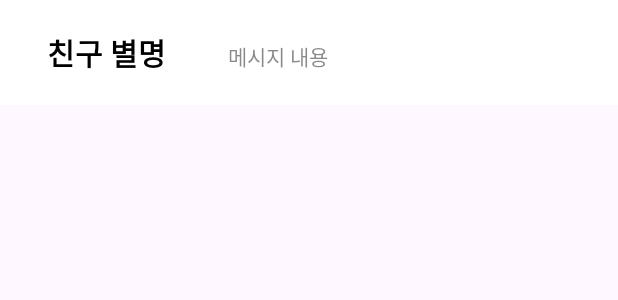
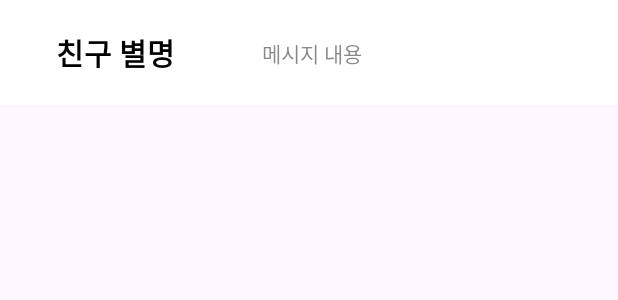
Before and after one commit to MINJI42/Guru2_Project_25, an Android app: the layout item_message.xml on its own in the app's theme, with its tools: preview values and no code run, on a phone screen of 412 x 824 dp. Shown: the top 300 px of the screen. Run offline under Robolectric (Android 15) with nearby library versions, the light colour scheme and no system bars.

Commit message:
add message

```diff
--- a/app/src/main/java/com/example/guru2_project_25/Friend.kt
+++ b/app/src/main/java/com/example/guru2_project_25/Friend.kt
@@ -1,6 +1,3 @@
 package com.example.guru2_project_25
 
-data class Friend(
-    val name: String,
-    val nickname: String
-)
+data class Friend(val id: String, val name: String, val nickname: String)
--- a/app/src/main/java/com/example/guru2_project_25/FriendAdapter.kt
+++ b/app/src/main/java/com/example/guru2_project_25/FriendAdapter.kt
@@ -59,7 +59,7 @@
                     val db = dbManager.writableDatabase
                     val values = ContentValues()
                     values.put("senderId", userId)
-                    //values.put("receiverId", currentFriend.id)
+                    values.put("receiverId", currentFriend.id)
                     values.put("content", message)
                     values.put("timestamp", System.currentTimeMillis())
                     db.insert("message", null, values)
--- a/app/src/main/res/layout/item_message.xml
+++ b/app/src/main/res/layout/item_message.xml
@@ -18,10 +18,8 @@
 
         <TextView
             android:id="@+id/tv_nickname"
-            android:layout_width="wrap_content"
+            android:layout_width="100dp"
             android:layout_height="wrap_content"
-            android:layout_gravity="center_vertical"
-            android:layout_marginStart="10dp"
             android:text="친구 별명"
             android:textColor="#000000"
             android:textSize="20sp"
@@ -34,17 +32,15 @@
 
         <TextView
             android:id="@+id/tv_friendUsername"
-            android:layout_width="wrap_content"
+            android:layout_width="200dp"
             android:layout_height="wrap_content"
-            android:layout_marginStart="20dp"
-            android:layout_marginEnd="172dp"
             android:text="메시지 내용"
             android:textColor="#8A252525"
             app:layout_constraintBottom_toBottomOf="parent"
             app:layout_constraintEnd_toEndOf="parent"
             app:layout_constraintStart_toEndOf="@+id/tv_nickname"
             app:layout_constraintTop_toTopOf="parent"
-            app:layout_constraintVertical_bias="0.551" />
+            app:layout_constraintVertical_bias="0.51" />
 
     </androidx.constraintlayout.widget.ConstraintLayout>
 
```
Also changed, not shown: app/src/main/java/com/example/guru2_project_25/FriendFragment.kt (+8 -6 lines), app/src/main/java/com/example/guru2_project_25/MessageActivity.kt (+29 -0 lines).
